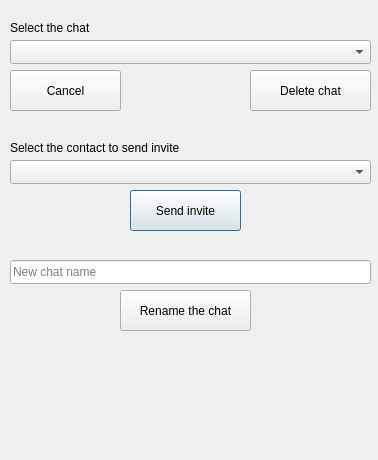
This is configurechat.ui in Knigan/Qt-Messenger as Qt 5 draws it before an edit. The edited form follows.
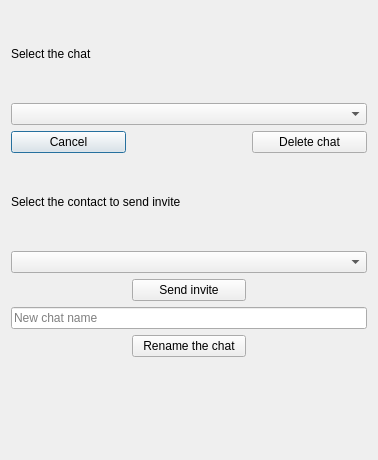
This is the edited form.

What changed in the file:
```diff
--- a/configurechat.ui
+++ b/configurechat.ui
@@ -13,130 +13,70 @@
   <property name="windowTitle">
    <string>Dialog</string>
   </property>
-  <widget class="QComboBox" name="ChatComboBox">
-   <property name="geometry">
-    <rect>
-     <x>10</x>
-     <y>40</y>
-     <width>361</width>
-     <height>24</height>
-    </rect>
-   </property>
-  </widget>
+  <layout class="QGridLayout" name="gridLayout">
+   <item row="0" column="0" colspan="2">
   <widget class="QLabel" name="ChatLabel">
-   <property name="geometry">
-    <rect>
-     <x>10</x>
-     <y>20</y>
-     <width>141</width>
-     <height>16</height>
-    </rect>
-   </property>
    <property name="text">
     <string>Select the chat</string>
    </property>
   </widget>
-  <widget class="QPushButton" name="SendInviteButton">
-   <property name="geometry">
-    <rect>
-     <x>130</x>
-     <y>190</y>
-     <width>111</width>
-     <height>41</height>
-    </rect>
-   </property>
-   <property name="text">
-    <string>Send invite</string>
-   </property>
-  </widget>
-  <widget class="QPushButton" name="RenameChatButton">
-   <property name="geometry">
-    <rect>
-     <x>120</x>
-     <y>290</y>
-     <width>131</width>
-     <height>41</height>
-    </rect>
-   </property>
-   <property name="text">
-    <string>Rename the chat</string>
-   </property>
-  </widget>
-  <widget class="QPushButton" name="DeleteChatButton">
-   <property name="geometry">
-    <rect>
-     <x>250</x>
-     <y>70</y>
-     <width>121</width>
-     <height>41</height>
-    </rect>
-   </property>
-   <property name="text">
-    <string>Delete chat</string>
-   </property>
-  </widget>
+   </item>
+   <item row="1" column="0" colspan="3">
+    <widget class="QComboBox" name="ChatComboBox"/>
+   </item>
+   <item row="2" column="0">
   <widget class="QPushButton" name="CancelButton">
-   <property name="geometry">
-    <rect>
-     <x>10</x>
-     <y>70</y>
-     <width>111</width>
-     <height>41</height>
-    </rect>
-   </property>
    <property name="text">
     <string>Cancel</string>
    </property>
   </widget>
-  <widget class="QComboBox" name="ContactComboBox">
-   <property name="geometry">
-    <rect>
-     <x>10</x>
-     <y>160</y>
-     <width>361</width>
-     <height>24</height>
-    </rect>
-   </property>
-  </widget>
+   </item>
+   <item row="2" column="2">
+    <widget class="QPushButton" name="DeleteChatButton">
+     <property name="text">
+      <string>Delete chat</string>
+     </property>
+    </widget>
+   </item>
+   <item row="3" column="0" colspan="2">
   <widget class="QLabel" name="SendInviteLabel">
-   <property name="geometry">
-    <rect>
-     <x>10</x>
-     <y>140</y>
-     <width>191</width>
-     <height>16</height>
-    </rect>
-   </property>
    <property name="text">
     <string>Select the contact to send invite</string>
    </property>
   </widget>
+   </item>
+   <item row="4" column="0" colspan="3">
+    <widget class="QComboBox" name="ContactComboBox"/>
+   </item>
+   <item row="5" column="1">
+    <widget class="QPushButton" name="SendInviteButton">
+     <property name="text">
+      <string>Send invite</string>
+     </property>
+    </widget>
+   </item>
+   <item row="6" column="0" colspan="3">
   <widget class="QLineEdit" name="RenameLineEdit">
-   <property name="geometry">
-    <rect>
-     <x>10</x>
-     <y>260</y>
-     <width>361</width>
-     <height>24</height>
-    </rect>
-   </property>
    <property name="placeholderText">
     <string>New chat name</string>
    </property>
   </widget>
+   </item>
+   <item row="7" column="1">
+    <widget class="QPushButton" name="RenameChatButton">
+     <property name="text">
+      <string>Rename the chat</string>
+     </property>
+    </widget>
+   </item>
+   <item row="8" column="0" colspan="3">
   <widget class="QLabel" name="SuccessLabel">
-   <property name="geometry">
-    <rect>
-     <x>10</x>
-     <y>340</y>
-     <width>361</width>
-     <height>31</height>
-    </rect>
-   </property>
    <property name="text">
     <string/>
    </property>
   </widget>
+   </item>
+  </layout>
  </widget>
  <resources/>
  <connections/>
```
Lines whose indentation alone changed are shown as unchanged.
